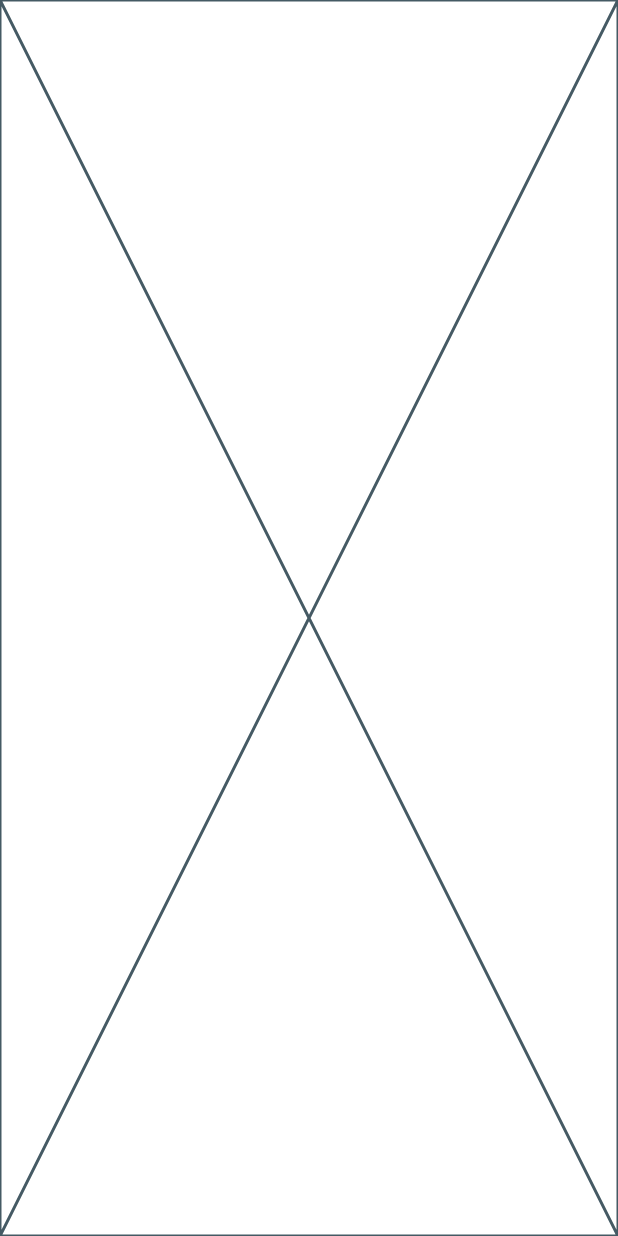
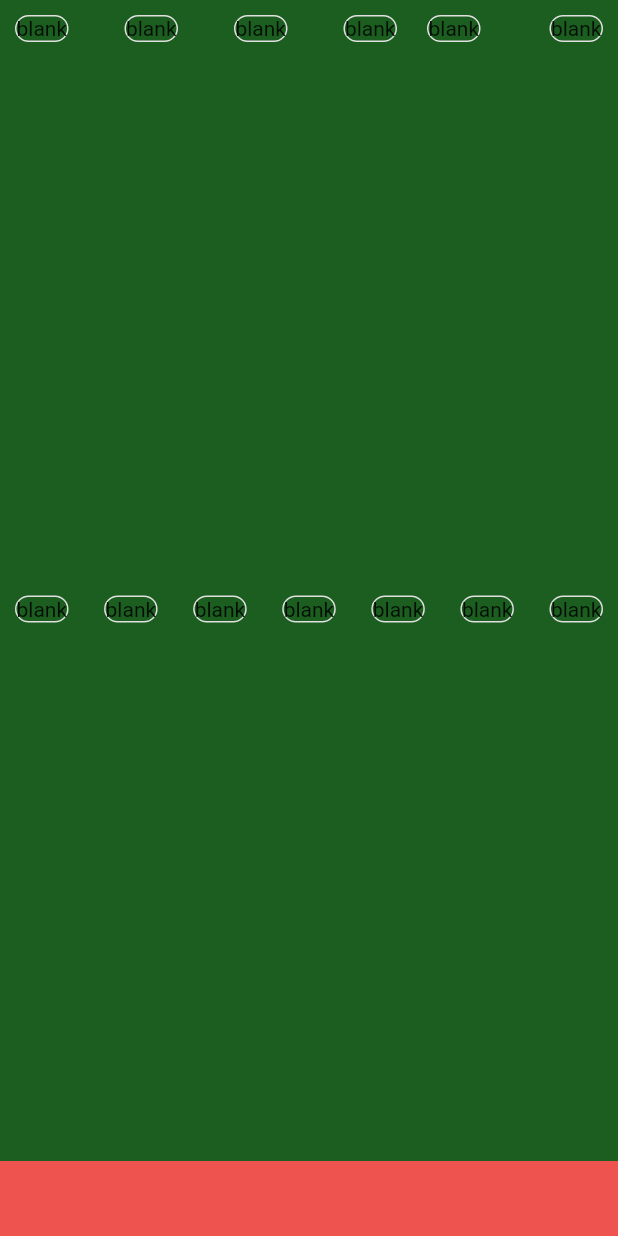
Before and after one commit to ssdd33/flutter_solitaire, a Flutter app: the screen it shows after launch, on a phone screen of 412 x 824 dp. Run offline on Flutter 3.47's test engine with Material 2 defaults, Android fonts, the phone set to English and light mode, and no system bars.

Commit message:
화면 작업중

```diff
--- a/lib/main.dart
+++ b/lib/main.dart
@@ -15,6 +15,6 @@ class MyApp extends StatelessWidget {
         theme: ThemeData(
           primarySwatch: Colors.blue,
         ),
-        home: const GameBoard());
+        home: GameBoard());
   }
 }
--- a/lib/pages/game_board_page.dart
+++ b/lib/pages/game_board_page.dart
@@ -1,11 +1,35 @@
-import 'package:flutter/src/widgets/framework.dart';
-import 'package:flutter/src/widgets/placeholder.dart';
+import 'package:flutter/material.dart';
+import 'package:flutter_solitaire/models/card.dart';
+import 'package:flutter_solitaire/models/pile.dart';
+import 'package:flutter_solitaire/widgets/board/foundation_section.dart';
+import 'package:flutter_solitaire/widgets/board/game_section.dart';
+import 'package:flutter_solitaire/widgets/board/stock_section.dart';
+import 'package:flutter_solitaire/widgets/board/tableau_section.dart';
 
 class GameBoard extends StatelessWidget {
-  const GameBoard({super.key});
+  late GCard testCard;
+  GameBoard({super.key}) {
+    testCard = GCard(shape: Shapes.D, value: 13);
+    testCard.toggleFace();
+  }
 
   @override
   Widget build(BuildContext context) {
-    return const Placeholder();
+    return Scaffold(
+        body: SafeArea(
+      child: Container(
+        height: double.maxFinite,
+        color: Colors.green.shade900,
+        child: Column(
+          children: [
+            Row(
+              children: const [FoundationSection(), StockSection()],
+            ),
+            const TableauSection(),
+            const GameSection(),
+          ],
+        ),
+      ),
+    ));
   }
 }
--- /dev/null
+++ b/lib/widgets/board/foundation_section.dart
@@ -0,0 +1,23 @@
+import 'package:flutter/material.dart';
+import 'package:flutter_solitaire/widgets/card/blank.dart';
+
+class FoundationSection extends StatelessWidget {
+  const FoundationSection({super.key});
+
+  @override
+  Widget build(BuildContext context) {
+    return Expanded(
+        flex: 4,
+        child: Padding(
+            padding: const EdgeInsets.all(10),
+            child: Row(
+              mainAxisAlignment: MainAxisAlignment.spaceBetween,
+              children: const [
+                Blank(),
+                Blank(),
+                Blank(),
+                Blank(),
+              ],
+            )));
+  }
+}
--- /dev/null
+++ b/lib/widgets/board/game_section.dart
@@ -0,0 +1,13 @@
+import 'package:flutter/material.dart';
+
+class GameSection extends StatelessWidget {
+  const GameSection({super.key});
+
+  @override
+  Widget build(BuildContext context) {
+    return Container(
+      height: 50,
+      color: Colors.red[400],
+    );
+  }
+}
--- /dev/null
+++ b/lib/widgets/board/stock_section.dart
@@ -0,0 +1,21 @@
+import 'package:flutter/material.dart';
+import 'package:flutter_solitaire/widgets/card/blank.dart';
+
+class StockSection extends StatelessWidget {
+  const StockSection({super.key});
+
+  @override
+  Widget build(BuildContext context) {
+    return Expanded(
+        flex: 2,
+        child: Padding(
+            padding: const EdgeInsets.all(10),
+            child: Row(
+              mainAxisAlignment: MainAxisAlignment.spaceBetween,
+              children: const [
+                Blank(),
+                Blank(),
+              ],
+            )));
+  }
+}
--- /dev/null
+++ b/lib/widgets/board/tableau_section.dart
@@ -0,0 +1,25 @@
+import 'package:flutter/material.dart';
+import 'package:flutter_solitaire/widgets/card/blank.dart';
+
+class TableauSection extends StatelessWidget {
+  const TableauSection({super.key});
+
+  @override
+  Widget build(BuildContext context) {
+    return Expanded(
+        child: Padding(
+            padding: const EdgeInsets.all(10),
+            child: Row(
+              mainAxisAlignment: MainAxisAlignment.spaceBetween,
+              children: const [
+                Blank(),
+                Blank(),
+                Blank(),
+                Blank(),
+                Blank(),
+                Blank(),
+                Blank(),
+              ],
+            )));
+  }
+}
--- /dev/null
+++ b/lib/widgets/card/blank.dart
@@ -0,0 +1,22 @@
+import 'package:flutter/material.dart';
+
+class Blank extends StatelessWidget {
+  const Blank({super.key});
+
+  @override
+  Widget build(BuildContext context) {
+    return Container(
+      decoration: BoxDecoration(
+        color: Colors.green.shade900,
+        border: Border.all(
+          width: 1,
+          color: Colors.grey.shade300,
+        ),
+        borderRadius: const BorderRadius.all(
+          Radius.circular(10),
+        ),
+      ),
+      child: Text('blank'),
+    );
+  }
+}
```
Also changed, not shown: lib/models/game.dart (+34 -3 lines), lib/models/pile.dart (+26 -4 lines), lib/widgets/card/card.dart (added, +16 -0 lines), lib/widgets/card/horizontalPile.dart (added), lib/widgets/card/verticalPile.dart (added).
